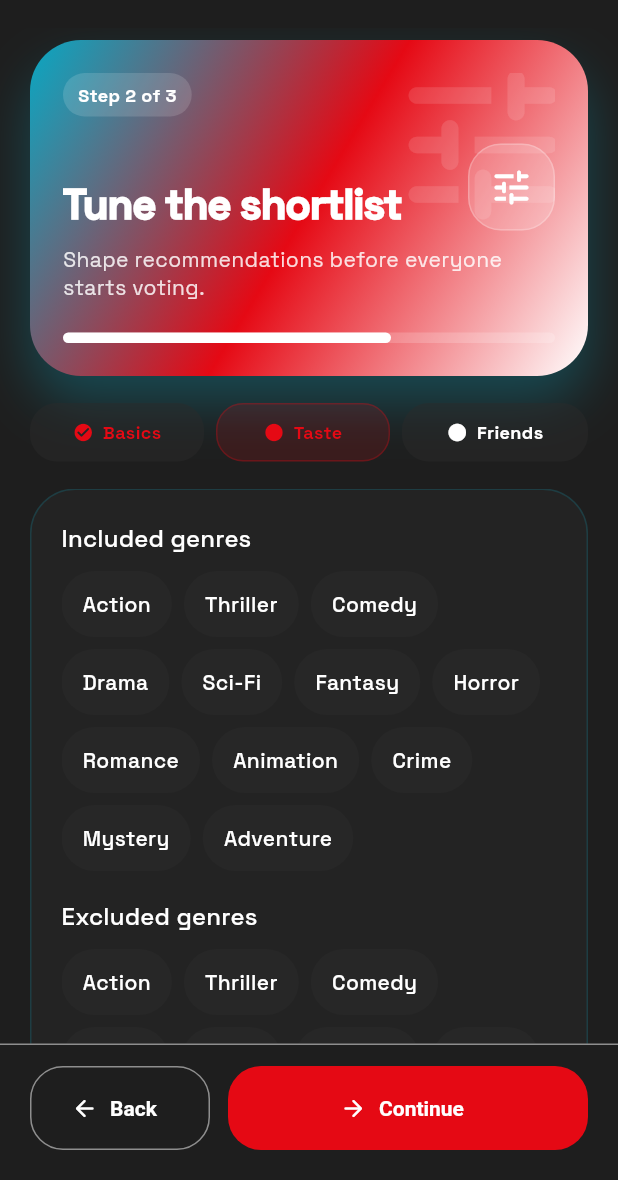
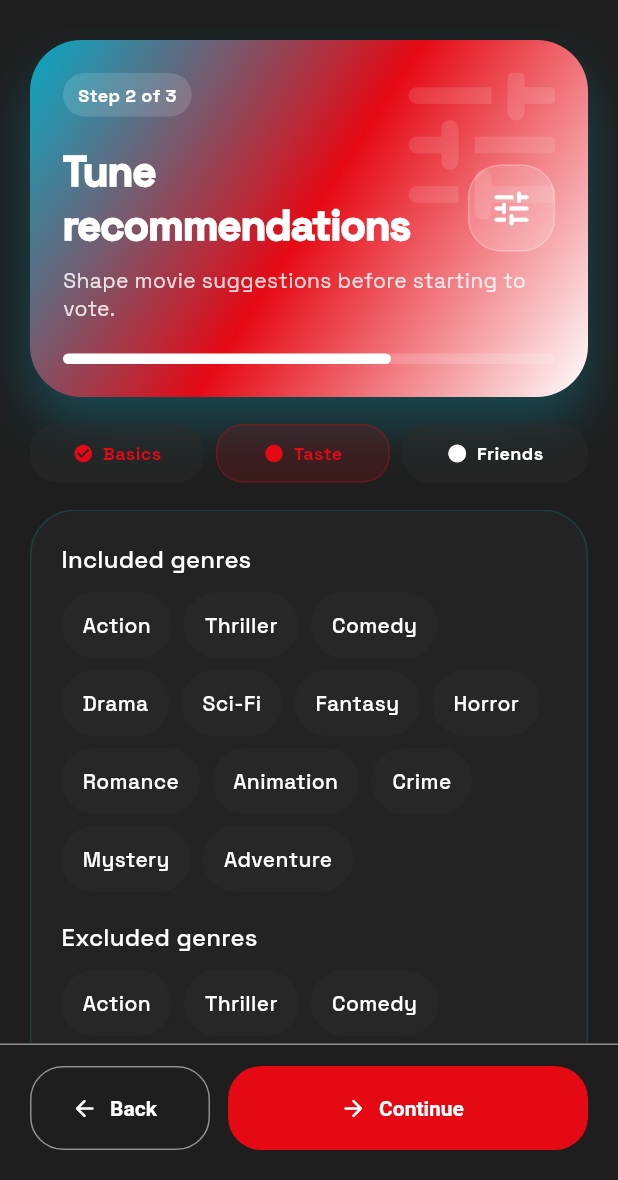
Before and after one commit to nicolamoscufo/agreeo, a Flutter app: the MovieNightWizardScreen screen opened directly, after a tap on "Continue", on a phone screen of 412 x 824 dp, the part 56-1236 px from its top. Run offline on Flutter 3.47's test engine with Material 3 defaults, Android fonts, the phone set to English and light mode, and no system bars; our stand-ins replace app_links, cached_network_image, flutter_local_notifications, flutter_riverpod, google_fonts, shared_preferences and 1 more; accounts and stored records are empty; network calls fail.

Commit message:
feat: refine movie night screens and update terminology for clarity

```diff
--- a/lib/features/friends/presentation/movie_night_waiting_room_screen.dart
+++ b/lib/features/friends/presentation/movie_night_waiting_room_screen.dart
@@ -91,7 +91,7 @@ class _MovieNightWaitingRoomScreenState
             SectionHeader(
               title: event.name,
               subtitle:
-                  'Confirm the group, constraints, and shortlist before voting.',
+                  'Confirm the group and constraints before voting.',
               trailing: InfoBadge(label: _statusLabel(event.status)),
             ),
             const SizedBox(height: 18),
@@ -136,7 +136,7 @@ class _MovieNightWaitingRoomScreenState
               const SectionHeader(
                 title: 'Host controls',
                 subtitle:
-                    'Adjust constraints, share invite link, refresh the shortlist, or start voting.',
+                    'Adjust constraints, share invite link, or start voting.',
               ),
               const SizedBox(height: 12),
               Wrap(
@@ -208,14 +208,7 @@ class _MovieNightWaitingRoomScreenState
                             content: Text('Could not start voting.'),
                           ),
                         );
-                        return;
                       }
-                      Navigator.of(context).pushReplacement(
-                        MaterialPageRoute<void>(
-                          builder: (_) =>
-                              MovieNightVotingScreen(eventId: event.id),
-                        ),
-                      );
                     },
                     icon: const Icon(Icons.how_to_vote_rounded),
                     label: const Text('Start voting'),
@@ -372,7 +365,7 @@ class _JoinMovieNightCard extends StatelessWidget {
         leading: const Icon(Icons.group_add_rounded),
         title: const Text('Join this Movie Night'),
         subtitle: const Text(
-          'Join before voting starts so your preferences shape the shortlist.',
+          'Join before voting starts so your preferences shape the recommendations.',
         ),
         trailing: FilledButton(onPressed: onJoin, child: const Text('Join')),
       ),
--- a/lib/features/friends/presentation/movie_night_wizard_screen.dart
+++ b/lib/features/friends/presentation/movie_night_wizard_screen.dart
@@ -68,8 +68,8 @@ class _MovieNightWizardScreenState
       ),
       _WizardPageData(
         eyebrow: 'Step 2 of 3',
-        title: 'Tune the shortlist',
-        subtitle: 'Shape recommendations before everyone starts voting.',
+        title: 'Tune recommendations',
+        subtitle: 'Shape movie suggestions before starting to vote.',
         icon: Icons.tune_rounded,
         accent: const Color(0xFF06B6D4),
         child: _ConstraintsStep(
@@ -205,7 +205,7 @@ class _MovieNightWizardScreenState
       return;
     }
     if (_selectedFriendIds.isEmpty) {
-      _showError('Invite at least one friend before generating the shortlist.');
+      _showError('Invite at least one friend before creating the Movie Night.');
       return;
     }
 
@@ -527,10 +527,10 @@ class _WizardActions extends StatelessWidget {
               onPressed: onContinue,
               icon: Icon(
                 isLast
-                    ? Icons.auto_awesome_rounded
+                    ? Icons.done_rounded
                     : Icons.arrow_forward_rounded,
               ),
-              label: Text(isLast ? 'Generate Shortlist' : 'Continue'),
+              label: Text(isLast ? 'Create Movie Night' : 'Continue'),
             ),
           ),
         ],
```
Also changed, not shown: lib/features/friends/presentation/movie_night_voting_screen.dart (+1 -8 lines).
